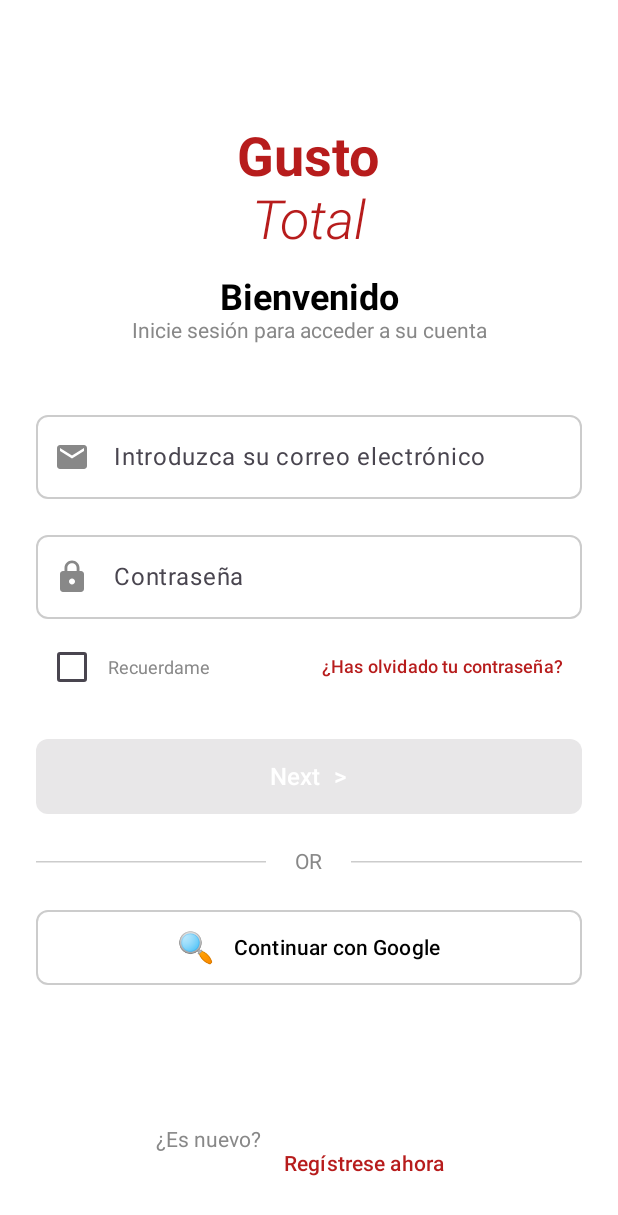
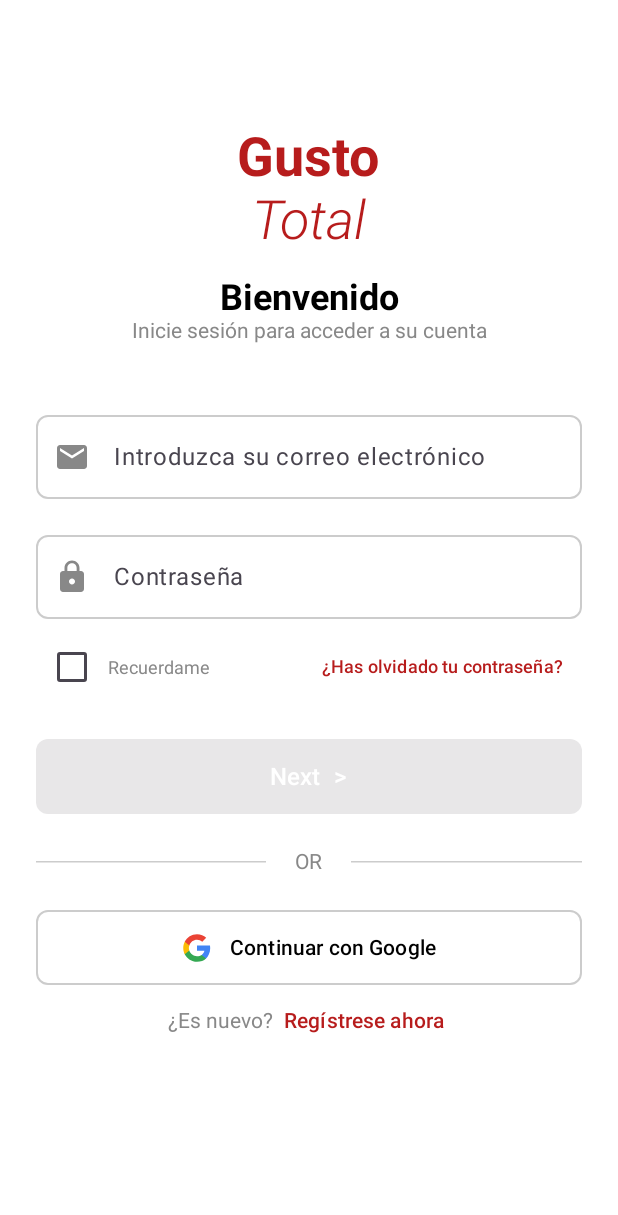
Before and after one commit to DilanAlavi/Mobile-Restaurant-Project, an Android app built with Jetpack Compose: the screen it shows after launch (MainActivity), on a phone screen of 412 x 824 dp. Shown: the top 1215 px of the screen. Run offline under Robolectric (Android 15) with nearby library versions, the phone set to English and light mode, and no system bars; our stand-ins replace Dagger/Hilt's generated code, Firebase (no records; nobody signed in at launch, a user with empty details on screens opened directly).

Commit message:
problema de navegacion arreglado

```diff
--- a/app/src/main/java/com/ucb/ucbtest/MainActivity.kt
+++ b/app/src/main/java/com/ucb/ucbtest/MainActivity.kt
@@ -27,6 +27,7 @@ class MainActivity : ComponentActivity() {
         }
     }
 }
+
 @Composable
 fun MainApp(
     authViewModel: AuthViewModel = hiltViewModel()
@@ -35,21 +36,55 @@ fun MainApp(
     val authNavController = rememberNavController()
     val mainNavController = rememberNavController()
 
+    // ✅ Manejar cambios de estado de autenticación
+    LaunchedEffect(authState) {
+        val currentState = authState
+        println("🏠 MainActivity: Estado cambió a: $currentState")
+
+        when (currentState) {
+            is AuthState.Authenticated -> {
+                println("🎉 MainActivity: ¡USUARIO AUTENTICADO! ${currentState.user.name}")
+            }
+            is AuthState.Unauthenticated -> {
+                println("🚪 MainActivity: Usuario desautenticado - Limpiando navegación")
+                // Limpiar el stack de navegación principal y redirigir a splash
+                authNavController.navigate("splash_screen") {
+                    // Limpiar todo el stack de navegación
+                    popUpTo(0) { inclusive = true }
+                    launchSingleTop = true
+                }
+            }
+            else -> println("🏠 MainActivity: Estado: $currentState")
+        }
+    }
+
+    // ✅ LOG DE VERIFICACIÓN DE INSTANCIA
+    println("🔍 MainActivity: AuthViewModel instance: ${authViewModel.hashCode()}")
+
     when (authState) {
         is AuthState.Loading,
         is AuthState.Unauthenticated,
         is AuthState.Error -> {
+            println("🔄 MainActivity: Mostrando AuthNavigation")
             AuthNavigation(
                 navController = authNavController,
-                onAuthSuccess = { /* No usado */ }
+                onAuthSuccess = {
+                    // Opcional: Lógica adicional cuando se autentica exitosamente
+                    println("✅ MainActivity: Login exitoso")
+                },
+                authViewModel = authViewModel // ✅ Pasar la misma instancia
             )
         }
 
         is AuthState.Authenticated -> {
+            println("🎯 MainActivity: ¡MOSTRANDO APP PRINCIPAL!")
             Scaffold(
                 bottomBar = { BottomBar(mainNavController) }
             ) { innerPadding ->
-                AppNavigation(mainNavController, innerPadding)
+                AppNavigation(
+                    navController = mainNavController,
+                    innerPadding = innerPadding
+                )
             }
         }
     }
--- a/app/src/main/java/com/ucb/ucbtest/auth/AuthNavigation.kt
+++ b/app/src/main/java/com/ucb/ucbtest/auth/AuthNavigation.kt
@@ -5,10 +5,12 @@ import androidx.navigation.NavHostController
 import androidx.navigation.compose.NavHost
 import androidx.navigation.compose.composable
 
+// auth/AuthNavigation.kt
 @Composable
 fun AuthNavigation(
     navController: NavHostController,
-    onAuthSuccess: () -> Unit // ❌ Ya no se necesita
+    onAuthSuccess: () -> Unit,
+    authViewModel: AuthViewModel // ✅ Recibir ViewModel desde MainActivity
 ) {
     NavHost(
         navController = navController,
@@ -21,7 +23,8 @@ fun AuthNavigation(
         composable("login_screen") {
             LoginScreen(
                 navController = navController,
-                onLoginSuccess = { } // ❌ Vacío, no se usa
+                onLoginSuccess = onAuthSuccess,
+                viewModel = authViewModel // ✅ Pasar el mismo ViewModel
             )
         }
     }
--- a/app/src/main/java/com/ucb/ucbtest/auth/LoginScreen.kt
+++ b/app/src/main/java/com/ucb/ucbtest/auth/LoginScreen.kt
@@ -29,14 +29,20 @@ import com.google.android.gms.common.api.ApiException
 import com.ucb.ucbtest.R
 import com.ucb.ucbtest.auth.AuthState
 import com.ucb.ucbtest.auth.AuthViewModel
+import androidx.compose.material3.Icon
+import androidx.compose.ui.res.painterResource
+
+
+
 
 @OptIn(ExperimentalMaterial3Api::class)
 @Composable
 fun LoginScreen(
     navController: NavController,
     onLoginSuccess: () -> Unit,
-    viewModel: AuthViewModel = hiltViewModel()
+    viewModel: AuthViewModel
 ) {
+    println("🔍 LoginScreen: AuthViewModel instance: ${viewModel.hashCode()}")
     val redColor = Color(0xFFB71C1C)
     var email by remember { mutableStateOf("") }
     var password by remember { mutableStateOf("") }
@@ -61,40 +67,27 @@ fun LoginScreen(
 
 
 
-    // Agregar logs para debug
+// En LoginScreen.kt - actualizar el googleSignInLauncher
     val googleSignInLauncher = rememberLauncherForActivityResult(
         ActivityResultContracts.StartActivityForResult()
     ) { result ->
-        println("🔍 Result code: ${result.resultCode}")
-        println("🔍 Result data: ${result.data}")
-
         val task = GoogleSignIn.getSignedInAccountFromIntent(result.data)
         try {
             val account = task.getResult(ApiException::class.java)
-            println("✅ Account: ${account.email}")
-            println("✅ ID Token present: ${account.idToken != null}")
+            println("✅ GoogleSignIn: Account obtenido - ${account.email}")
 
             val idToken = account.idToken
             if (idToken != null) {
+                println("✅ GoogleSignIn: ID Token obtenido, llamando ViewModel")
+                println("🚀 GoogleSignIn: Token length: ${idToken.length}")
                 viewModel.signInWithGoogle(idToken)
             } else {
-                println("❌ ID Token is null")
+                println("❌ GoogleSignIn: ID Token es null")
                 Toast.makeText(context, "No se pudo obtener el token", Toast.LENGTH_LONG).show()
             }
         } catch (e: ApiException) {
-            println("❌ ApiException: ${e.statusCode} - ${e.localizedMessage}")
-            when (e.statusCode) {
-                12501 -> {
-                    println("ℹ️ Usuario canceló la operación")
-                    // No mostrar toast molesto
-                }
-                12502 -> {
-                    Toast.makeText(context, "Error de red", Toast.LENGTH_LONG).show()
-                }
-                else -> {
-                    Toast.makeText(context, "Error: ${e.localizedMessage}", Toast.LENGTH_LONG).show()
-                }
-            }
+            println("❌ GoogleSignIn: Error ${e.statusCode}: ${e.localizedMessage}")
+            // ... resto del manejo de errores
         }
     }
 
@@ -316,9 +309,11 @@ fun LoginScreen(
                     modifier = Modifier.size(20.dp)
                 )
             } else {
-                Text(
-                    text = "🔍",
-                    fontSize = 20.sp
+                Icon(
+                    painter = painterResource(id = R.drawable.ic_google_official),
+                    contentDescription = "Google",
+                    modifier = Modifier.size(20.dp),
+                    tint = Color.Unspecified // ⚠️ MUY IMPORTANTE para mantener los colores
                 )
                 Spacer(modifier = Modifier.width(12.dp))
                 Text(
@@ -329,10 +324,12 @@ fun LoginScreen(
             }
         }
 
-        Spacer(modifier = Modifier.weight(1f))
+
 
         // Texto de registro
-        Row {
+        Row(
+            verticalAlignment = Alignment.CenterVertically // ✅ Esto alinea verticalmente
+        ) {
             Text(
                 text = "¿Es nuevo? ",
                 color = Color.Gray,
@@ -340,7 +337,8 @@ fun LoginScreen(
             )
             TextButton(
                 onClick = { /* Handle register */ },
-                enabled = isEnabled // ✅ Usar variable derivada
+                enabled = isEnabled,
+                contentPadding = PaddingValues(horizontal = 4.dp, vertical = 0.dp) // ✅ Reducir padding
             ) {
                 Text(
                     text = "Regístrese ahora",
--- a/app/src/main/java/com/ucb/ucbtest/di/AppModule.kt
+++ b/app/src/main/java/com/ucb/ucbtest/di/AppModule.kt
@@ -24,13 +24,13 @@ import com.ucb.usecases.GetCategoriesMeal
 import com.ucb.usecases.GetMealByName
 import com.ucb.usecases.GetTopPicks
 
-
 import com.ucb.data.repository.AuthRepository
 import com.ucb.framework.repository.AuthRepositoryImpl
 import com.ucb.usecases.auth.CheckAuthStateUseCase
 import com.ucb.usecases.auth.GetCurrentUserUseCase
 import com.ucb.usecases.auth.SignInWithGoogleUseCase
 import com.ucb.usecases.auth.SignOutUseCase
+
 @Module
 @InstallIn(SingletonComponent::class)
 object AppModule {
@@ -142,6 +142,4 @@ object AppModule {
     fun provideCheckAuthStateUseCase(authRepository: AuthRepository): CheckAuthStateUseCase {
         return CheckAuthStateUseCase(authRepository)
     }
-
-
 }
--- /dev/null
+++ b/app/src/main/res/drawable/ic_google_official.xml
@@ -0,0 +1,30 @@
+<?xml version="1.0" encoding="utf-8"?>
+<vector xmlns:android="http://schemas.android.com/apk/res/android"
+    android:width="24dp"
+    android:height="24dp"
+    android:viewportWidth="24"
+    android:viewportHeight="24">
+
+    <!-- Logo de Google oficial simplificado -->
+    <group>
+        <!-- Parte azul (derecha y línea horizontal) -->
+        <path
+            android:fillColor="#4285F4"
+            android:pathData="M22.56,12.25c0,-0.78 -0.07,-1.53 -0.2,-2.25H12v4.26h5.92c-0.26,1.37 -1.04,2.53 -2.21,3.31v2.77h3.57C20.93,18.84 22.56,15.92 22.56,12.25z" />
+
+        <!-- Parte verde (inferior derecha) -->
+        <path
+            android:fillColor="#34A853"
+            android:pathData="M12,23c2.97,0 5.46,-0.98 7.28,-2.66l-3.57,-2.77c-0.98,0.66 -2.23,1.06 -3.71,1.06 -2.86,0 -5.29,-1.93 -6.16,-4.53H2.18v2.84C3.99,20.53 7.7,23 12,23z" />
+
+        <!-- Parte amarilla (inferior izquierda) -->
+        <path
+            android:fillColor="#FBBC05"
+            android:pathData="M5.84,14.09c-0.22,-0.66 -0.35,-1.36 -0.35,-2.09s0.13,-1.43 0.35,-2.09V7.07H2.18C1.43,8.55 1,10.22 1,12s0.43,3.45 1.18,4.93L5.84,14.09z" />
+
+        <!-- Parte roja (superior izquierda) -->
+        <path
+            android:fillColor="#EA4335"
+            android:pathData="M12,5.38c1.62,0 3.06,0.56 4.21,1.64l3.15,-3.15C17.45,2.09 14.97,1 12,1 7.7,1 3.99,3.47 2.18,7.07l3.66,2.84C6.71,7.31 9.14,5.38 12,5.38z" />
+    </group>
+</vector>
--- a/framework/src/main/java/com/ucb/framework/repository/AuthRepositoryImpl.kt
+++ b/framework/src/main/java/com/ucb/framework/repository/AuthRepositoryImpl.kt
@@ -15,21 +15,27 @@ class AuthRepositoryImpl(
     private val firebaseAuth: FirebaseAuth // ✅ Constructor normal
 ) : AuthRepository {
 
+    // framework/src/main/java/com/ucb/framework/repository/AuthRepositoryImpl.kt
     override suspend fun signInWithGoogle(idToken: String): Result<User> {
         return try {
+            println("🔥 AuthRepositoryImpl: Iniciando signInWithGoogle")
             val credential = GoogleAuthProvider.getCredential(idToken, null)
             val result = firebaseAuth.signInWithCredential(credential).await()
             val firebaseUser = result.user
 
             if (firebaseUser != null) {
                 val user = firebaseUser.toUser()
+                println("✅ AuthRepositoryImpl: Login exitoso - User: ${user.name} (${user.email})")
                 Result.success(user)
             } else {
+                println("❌ AuthRepositoryImpl: FirebaseUser es null")
                 Result.failure(AuthError.InvalidCredentials)
             }
         } catch (e: FirebaseAuthException) {
+            println("❌ AuthRepositoryImpl: FirebaseAuthException - ${e.message}")
             Result.failure(e.toAuthError())
         } catch (e: Exception) {
+            println("❌ AuthRepositoryImpl: Exception - ${e.message}")
             Result.failure(AuthError.Unknown(e.message))
         }
     }
```
Also changed, not shown: app/src/main/java/com/ucb/ucbtest/auth/AuthViewModel.kt (+8 -0 lines), app/src/main/java/com/ucb/ucbtest/settings/SettingsScreen.kt (+81 -9 lines), app/src/main/java/com/ucb/ucbtest/settings/SettingsViewModel.kt (+63 -1 lines), 1 other file.
